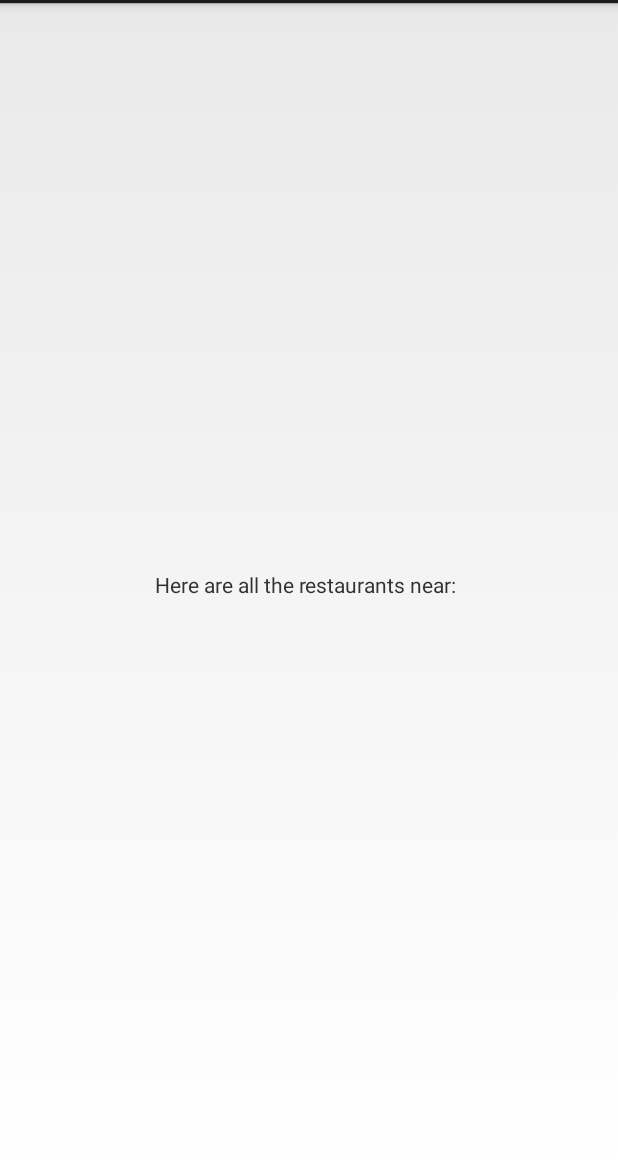
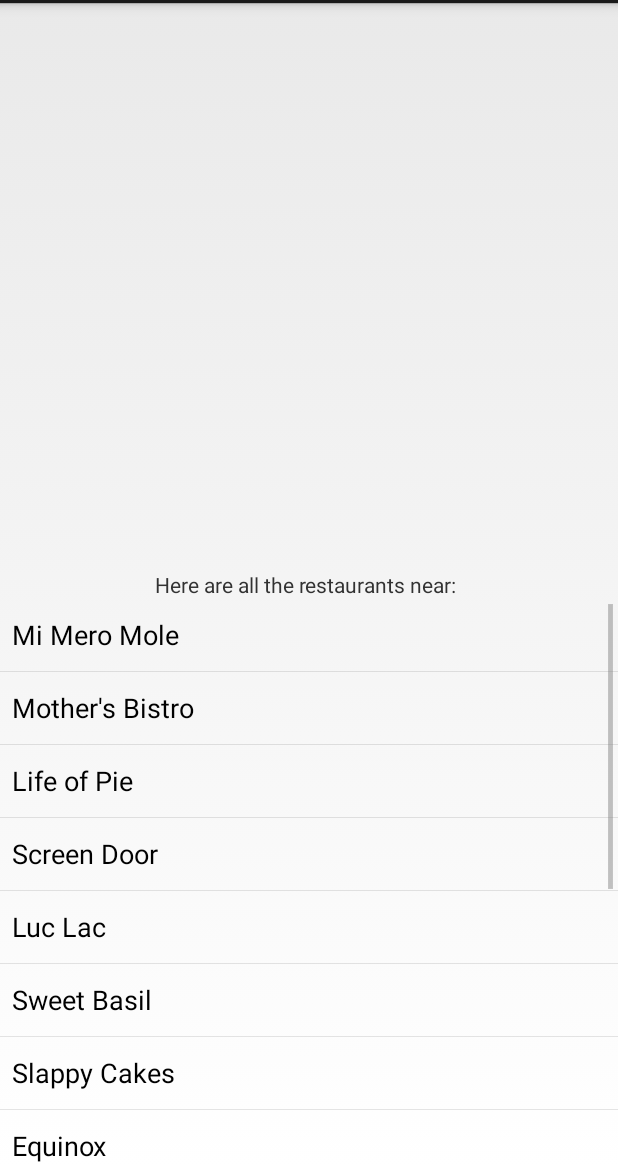
Before and after one commit to kavata9/MyRestaurants2, an Android app: the screen it shows after launch (RestaurantsActivity), after a tap on "Find Restaurants", on a phone screen of 412 x 824 dp, the part 69-1236 px from its top. Run offline under Robolectric (Android 15) with nearby library versions, the phone set to English and light mode, and no system bars.

Commit message:
add an array list view

```diff
--- a/app/src/main/java/com/restaurants/agnes/myrestaurants/RestaurantsActivity.java
+++ b/app/src/main/java/com/restaurants/agnes/myrestaurants/RestaurantsActivity.java
@@ -3,16 +3,31 @@ package com.restaurants.agnes.myrestaurants;
 import android.app.Activity;
 import android.content.Intent;
 import android.os.Bundle;
+import android.widget.ListView;
 import android.widget.TextView;
+import android.widget.ArrayAdapter;
+
 
 public class RestaurantsActivity extends Activity {
     private TextView mLocationTextView;
+    private ListView mListView;
+    private String[] restaurants = new String[] {"Mi Mero Mole", "Mother's Bistro",
+            "Life of Pie", "Screen Door", "Luc Lac", "Sweet Basil",
+            "Slappy Cakes", "Equinox", "Miss Delta's", "Andina",
+            "Lardo", "Portland City Grill", "Fat Head's Brewery",
+            "Chipotle", "Subway"};
 
     @Override
     protected void onCreate(Bundle savedInstanceState) {
         super.onCreate(savedInstanceState);
         setContentView(R.layout.activity_restaurants);
+
+        mListView = (ListView) findViewById(R.id.listView);
         mLocationTextView = (TextView) findViewById(R.id.locationTextView);
+
+        ArrayAdapter adapter = new ArrayAdapter(this, android.R.layout.simple_list_item_1, restaurants);
+        mListView.setAdapter(adapter);
+
         Intent intent = getIntent();
         String location = intent.getStringExtra("location");
         mLocationTextView.setText("Here are all the restaurants near: " + location);
--- a/app/src/main/res/layout/activity_restaurants.xml
+++ b/app/src/main/res/layout/activity_restaurants.xml
@@ -13,4 +13,12 @@
         android:layout_centerVertical="true"
         android:layout_centerHorizontal="true" />
 
+    <ListView
+        android:layout_width="match_parent"
+        android:layout_height="wrap_content"
+        android:id="@+id/listView"
+        android:layout_below="@+id/locationTextView"
+        android:layout_alignParentRight="true"
+        android:layout_alignParentEnd="true" />
+
 </RelativeLayout>
--- a/build.gradle
+++ b/build.gradle
@@ -7,7 +7,7 @@ buildscript {
         jcenter()
     }
     dependencies {
-        classpath 'com.android.tools.build:gradle:3.1.2'
+        classpath 'com.android.tools.build:gradle:3.1.3'
 
 
         // NOTE: Do not place your application dependencies here; they belong
```
